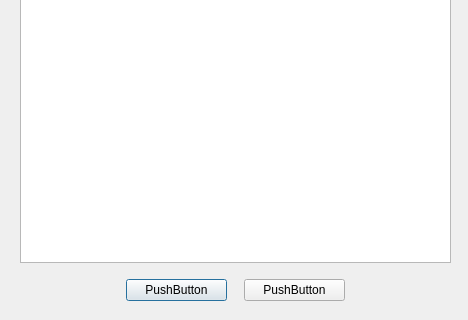
Qt form TPQtIntroduction/dialogchooseressource.ui (Lydie-Pierrick/TP2-QT-INTRO) before a commit; both pictures show x 0 to 468 and y 210 to 530 of the 468 by 530 pixel window.
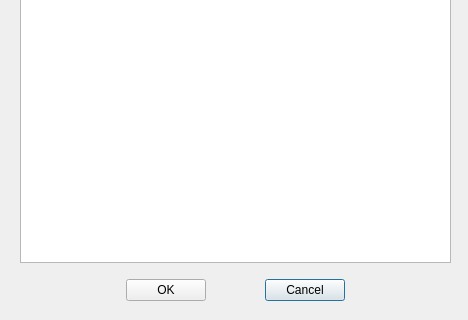
The same form after that commit.

Commit message: add checkbox in dialogChooseRessources

```diff
--- a/TPQtIntroduction/dialogchooseressource.ui
+++ b/TPQtIntroduction/dialogchooseressource.ui
@@ -23,13 +23,29 @@
     </rect>
    </property>
    <layout class="QGridLayout" name="gridLayout">
-    <item row="2" column="1">
-     <widget class="QPushButton" name="pushButton_2">
+    <item row="3" column="3">
+     <widget class="QPushButton" name="pushBtn_Cancel">
       <property name="text">
-       <string>PushButton</string>
+       <string>Cancel</string>
       </property>
      </widget>
     </item>
+    <item row="3" column="4">
+     <spacer name="horizontalSpacer_2">
+      <property name="orientation">
+       <enum>Qt::Horizontal</enum>
+      </property>
+      <property name="sizeType">
+       <enum>QSizePolicy::Maximum</enum>
+      </property>
+      <property name="sizeHint" stdset="0">
+       <size>
+        <width>100</width>
+        <height>20</height>
+       </size>
+      </property>
+     </spacer>
+    </item>
     <item row="1" column="1">
      <spacer name="verticalSpacer">
       <property name="orientation">
@@ -46,46 +62,7 @@
       </property>
      </spacer>
     </item>
-    <item row="2" column="3">
-     <widget class="QPushButton" name="pushButton">
-      <property name="text">
-       <string>PushButton</string>
-      </property>
-     </widget>
-    </item>
-    <item row="2" column="2">
-     <spacer name="horizontalSpacer">
-      <property name="orientation">
-       <enum>Qt::Horizontal</enum>
-      </property>
-      <property name="sizeType">
-       <enum>QSizePolicy::Fixed</enum>
-      </property>
-      <property name="sizeHint" stdset="0">
-       <size>
-        <width>5</width>
-        <height>20</height>
-       </size>
-      </property>
-     </spacer>
-    </item>
-    <item row="2" column="4">
-     <spacer name="horizontalSpacer_2">
-      <property name="orientation">
-       <enum>Qt::Horizontal</enum>
-      </property>
-      <property name="sizeType">
-       <enum>QSizePolicy::Maximum</enum>
-      </property>
-      <property name="sizeHint" stdset="0">
-       <size>
-        <width>100</width>
-        <height>20</height>
-       </size>
-      </property>
-     </spacer>
-    </item>
-    <item row="2" column="0">
+    <item row="3" column="0">
      <spacer name="horizontalSpacer_3">
       <property name="orientation">
        <enum>Qt::Horizontal</enum>
@@ -104,6 +81,26 @@
     <item row="0" column="0" colspan="5">
      <widget class="QTreeView" name="treeView_Ressource"/>
     </item>
+    <item row="3" column="2">
+     <spacer name="horizontalSpacer">
+      <property name="orientation">
+       <enum>Qt::Horizontal</enum>
+      </property>
+      <property name="sizeHint" stdset="0">
+       <size>
+        <width>40</width>
+        <height>20</height>
+       </size>
+      </property>
+     </spacer>
+    </item>
+    <item row="3" column="1">
+     <widget class="QPushButton" name="pushBtn_OK">
+      <property name="text">
+       <string>OK</string>
+      </property>
+     </widget>
+    </item>
    </layout>
   </widget>
  </widget>
```
Left out of the diff: 2 changed lines with no effect on the pictures. The commit also changes 6 other files.
